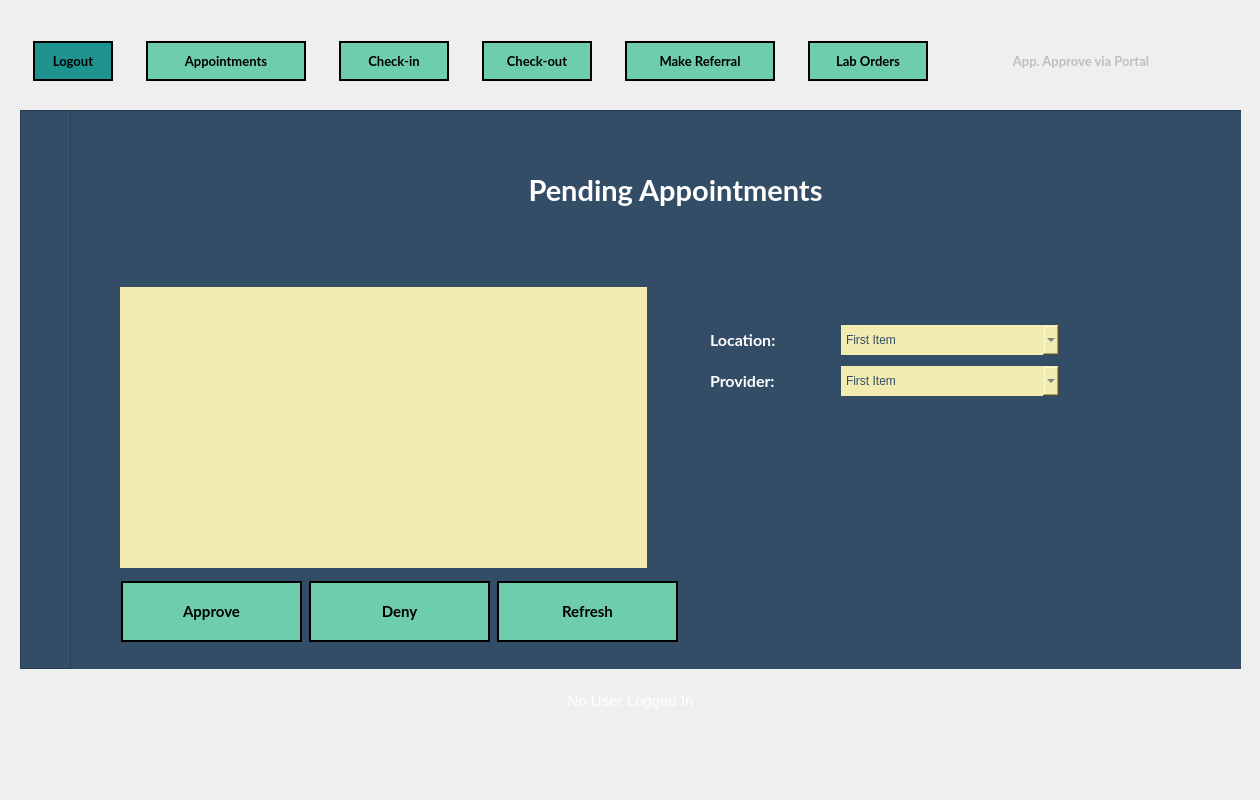
mxrked/Medical-Office-Administration, file frontend/ui/apptrequest.ui: the form before one commit.
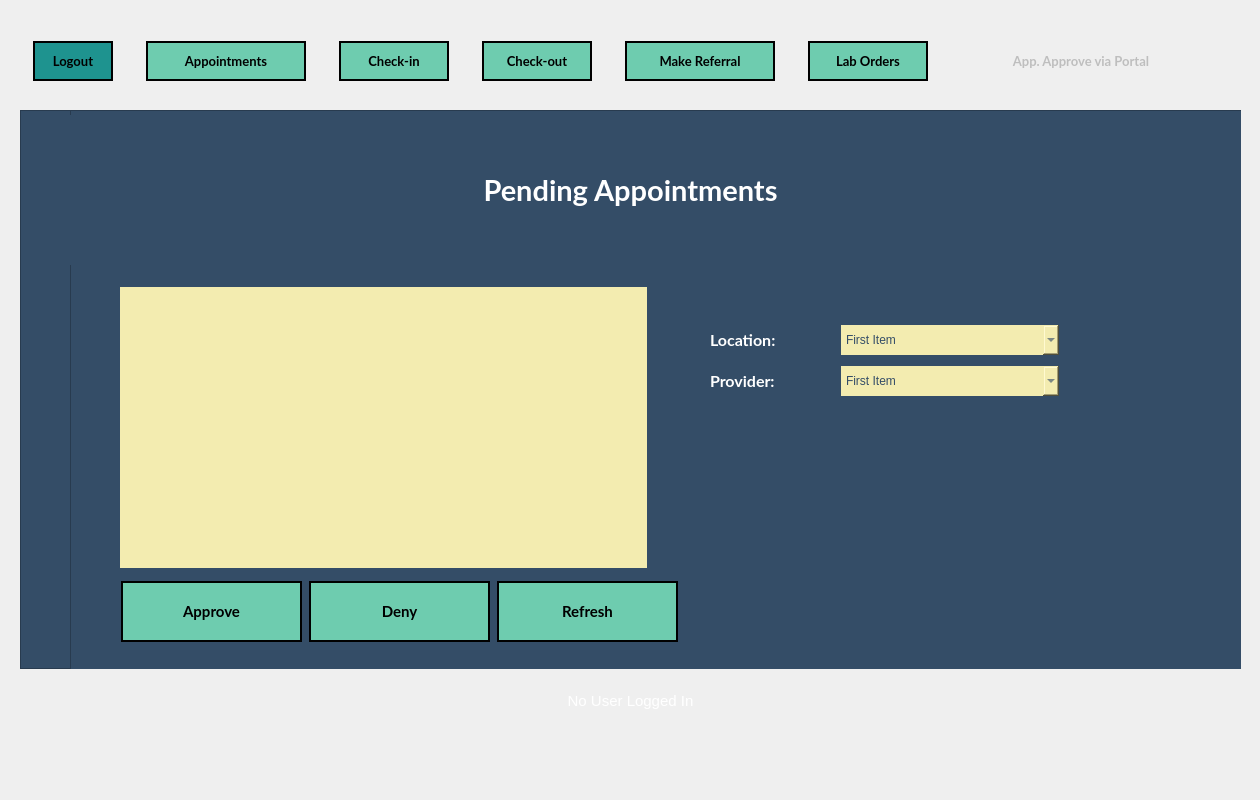
The form after the commit. Icons and pictures are not drawn.

Commit message: Added titles to window and made fixes to ui

```diff
--- a/frontend/ui/apptrequest.ui
+++ b/frontend/ui/apptrequest.ui
@@ -468,9 +468,9 @@
      <widget class="QWidget" name="verticalLayoutWidget">
       <property name="geometry">
        <rect>
-        <x>340</x>
+        <x>0</x>
         <y>0</y>
-        <width>531</width>
+        <width>1121</width>
         <height>161</height>
        </rect>
       </property>
```
Left out of the diff: 27 changed lines with no effect on the pictures. The commit also changes 5 other files.
